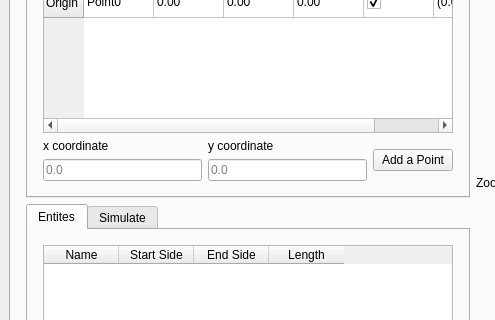
KmolYuan/Pyslvs-UI, file core/main.ui: the form before one commit; both pictures show x 0 to 495 and y 141 to 461 of the 920 by 628 pixel window.
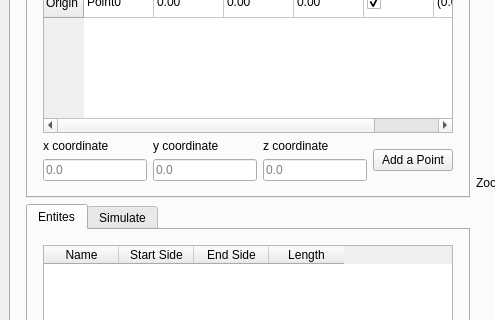
The form after the commit. The open tabs and pages were chosen to show the change. Icons and pictures are not drawn.

The edit to the form file:
```diff
--- a/core/main.ui
+++ b/core/main.ui
@@ -1646,6 +1646,24 @@
                         </item>
                        </layout>
                       </item>
+                      <item>
+                       <layout class="QVBoxLayout" name="verticalLayout_27">
+                        <item>
+                         <widget class="QLabel" name="label_15">
+                          <property name="text">
+                           <string>z coordinate</string>
+                          </property>
+                         </widget>
+                        </item>
+                        <item>
+                         <widget class="QLineEdit" name="Z_coordinate_3d">
+                          <property name="placeholderText">
+                           <string>0.0</string>
+                          </property>
+                         </widget>
+                        </item>
+                       </layout>
+                      </item>
                       <item>
                        <widget class="QPushButton" name="Point_add_button_3d">
                         <property name="sizePolicy">
```
Left out of the diff: 2 changed lines with no effect on the pictures.
